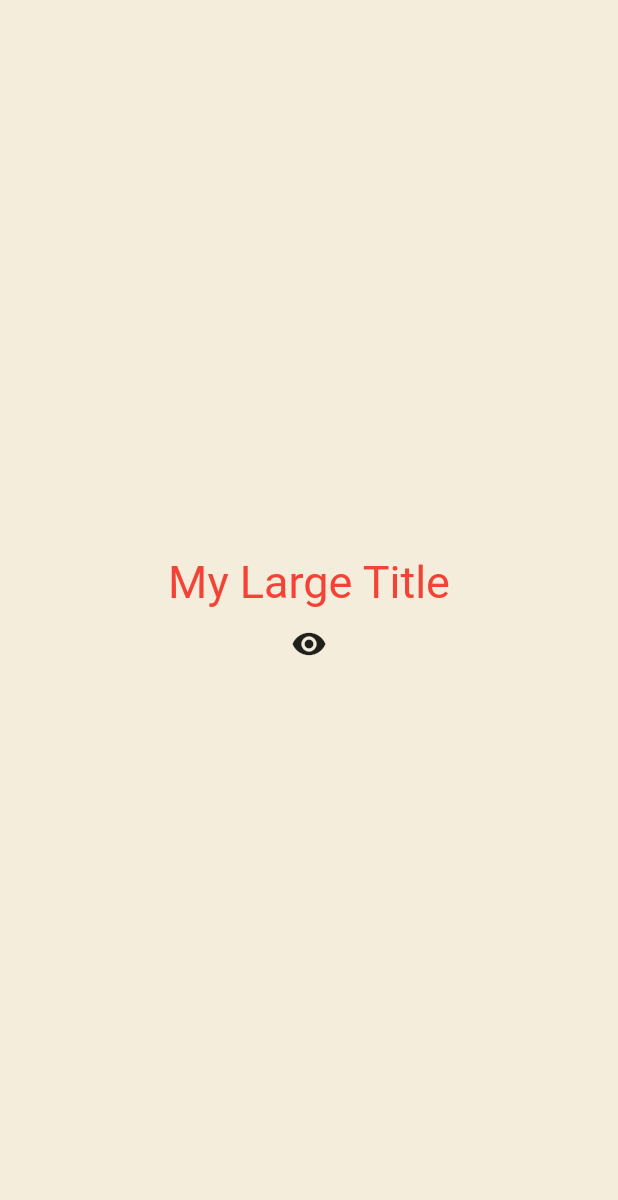
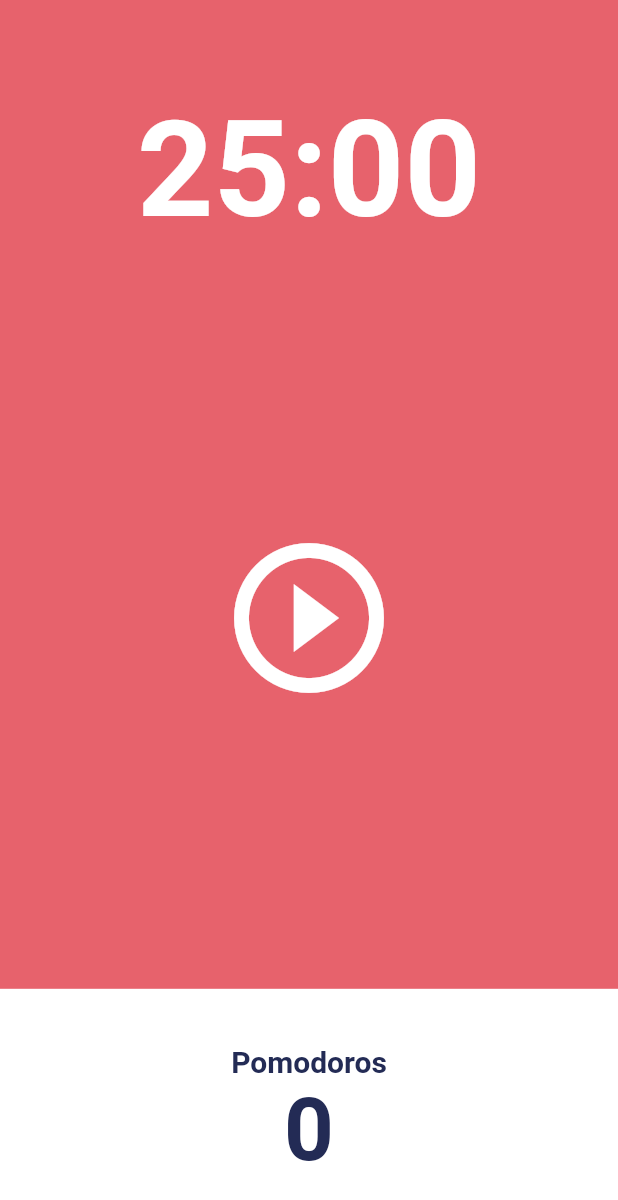
Before and after one commit to hytenic/flutter-webtoon, a Flutter app: the screen it shows after launch, on a phone screen of 412 x 824 dp. Shown: the top 1200 px of the screen. Run offline on Flutter 3.47's test engine with Material 2 defaults, Android fonts, the phone set to English and light mode, and no system bars.

Commit message:
feat(src): pomodoro screen

```diff
--- /dev/null
+++ b/lib/_main stateful.dart
@@ -0,0 +1,82 @@
+import 'package:flutter/material.dart';
+
+void main() {
+  runApp(const App());
+}
+
+class App extends StatefulWidget {
+  const App({super.key});
+
+  @override
+  State<App> createState() => _AppState();
+}
+
+class _AppState extends State<App> {
+  bool showTitle = true;
+
+  void toggleTitle() {
+    setState(() {
+      showTitle = !showTitle;
+    });
+  }
+
+  @override
+  Widget build(BuildContext context) {
+    return MaterialApp(
+      theme: ThemeData(
+        textTheme: const TextTheme(
+          titleLarge: TextStyle(
+            color: Colors.red,
+          ),
+        ),
+      ),
+      home: Scaffold(
+        backgroundColor: const Color(0xFFF4EDDB),
+        body: Center(
+          child: Column(
+            mainAxisAlignment: MainAxisAlignment.center,
+            children: [
+              showTitle ? const MyLargeTitle() : const Text('Nothing'),
+              IconButton(
+                  onPressed: toggleTitle,
+                  icon: const Icon(Icons.remove_red_eye))
+            ],
+          ),
+        ),
+      ),
+    );
+  }
+}
+
+class MyLargeTitle extends StatefulWidget {
+  const MyLargeTitle({
+    super.key,
+  });
+
+  @override
+  State<MyLargeTitle> createState() => _MyLargeTitleState();
+}
+
+class _MyLargeTitleState extends State<MyLargeTitle> {
+  @override
+  void initState() {
+    super.initState();
+  }
+
+  @override
+  void dispose() {
+    // TODO: implement dispose
+    super.dispose();
+  }
+
+  @override
+  Widget build(BuildContext context) {
+    return Text(
+      'My Large Title',
+      style: TextStyle(
+        fontSize: 30,
+        color: Theme.of(context).textTheme.titleLarge?.color,
+      ),
+    );
+  }
+}
--- a/lib/main.dart
+++ b/lib/main.dart
@@ -1,82 +1,22 @@
 import 'package:flutter/material.dart';
+import 'package:flutter_webtoon/screens/home_screen.dart';
 
 void main() {
   runApp(const App());
 }
 
-class App extends StatefulWidget {
+class App extends StatelessWidget {
   const App({super.key});
-
-  @override
-  State<App> createState() => _AppState();
-}
-
-class _AppState extends State<App> {
-  bool showTitle = true;
-
-  void toggleTitle() {
-    setState(() {
-      showTitle = !showTitle;
-    });
-  }
 
   @override
   Widget build(BuildContext context) {
     return MaterialApp(
-      theme: ThemeData(
-        textTheme: const TextTheme(
-          titleLarge: TextStyle(
-            color: Colors.red,
-          ),
+        theme: ThemeData(
+          textTheme: const TextTheme(
+              displayLarge: TextStyle(color: Color(0xFF232B55))),
+          colorScheme:
+              ColorScheme.fromSwatch(backgroundColor: const Color(0xFFE7626C)),
         ),
-      ),
-      home: Scaffold(
-        backgroundColor: const Color(0xFFF4EDDB),
-        body: Center(
-          child: Column(
-            mainAxisAlignment: MainAxisAlignment.center,
-            children: [
-              showTitle ? const MyLargeTitle() : const Text('Nothing'),
-              IconButton(
-                  onPressed: toggleTitle,
-                  icon: const Icon(Icons.remove_red_eye))
-            ],
-          ),
-        ),
-      ),
-    );
+        home: const HomeScreen());
   }
 }
-
-class MyLargeTitle extends StatefulWidget {
-  const MyLargeTitle({
-    super.key,
-  });
-
-  @override
-  State<MyLargeTitle> createState() => _MyLargeTitleState();
-}
-
-class _MyLargeTitleState extends State<MyLargeTitle> {
-  @override
-  void initState() {
-    super.initState();
-  }
-
-  @override
-  void dispose() {
-    // TODO: implement dispose
-    super.dispose();
-  }
-
-  @override
-  Widget build(BuildContext context) {
-    return Text(
-      'My Large Title',
-      style: TextStyle(
-        fontSize: 30,
-        color: Theme.of(context).textTheme.titleLarge?.color,
-      ),
-    );
-  }
-}
--- /dev/null
+++ b/lib/screens/home_screen.dart
@@ -0,0 +1,82 @@
+import 'package:flutter/material.dart';
+
+class HomeScreen extends StatefulWidget {
+  const HomeScreen({super.key});
+
+  @override
+  State<HomeScreen> createState() => _HomeScreenState();
+}
+
+class _HomeScreenState extends State<HomeScreen> {
+  @override
+  Widget build(BuildContext context) {
+    return Scaffold(
+      backgroundColor: Theme.of(context).colorScheme.background,
+      body: Column(
+        children: [
+          Flexible(
+            flex: 1,
+            child: Container(
+              alignment: Alignment.bottomCenter,
+              child: Text(
+                '25:00',
+                style: TextStyle(
+                    color: Theme.of(context).cardColor,
+                    fontSize: 89,
+                    fontWeight: FontWeight.w600),
+              ),
+            ),
+          ),
+          Flexible(
+            flex: 3,
+            child: Center(
+              child: IconButton(
+                iconSize: 120,
+                color: Theme.of(context).cardColor,
+                onPressed: () {},
+                icon: const Icon(Icons.play_circle_outline),
+              ),
+            ),
+          ),
+          Flexible(
+            flex: 1,
+            child: Row(
+              children: [
+                Expanded(
+                  child: Container(
+                    decoration: BoxDecoration(
+                      color: Theme.of(context).cardColor,
+                    ),
+                    child: Column(
+                      mainAxisAlignment: MainAxisAlignment.center,
+                      children: [
+                        Text(
+                          'Pomodoros',
+                          style: TextStyle(
+                            fontSize: 20,
+                            fontWeight: FontWeight.w600,
+                            color:
+                                Theme.of(context).textTheme.displayLarge!.color,
+                          ),
+                        ),
+                        Text(
+                          '0',
+                          style: TextStyle(
+                            fontSize: 58,
+                            fontWeight: FontWeight.w600,
+                            color:
+                                Theme.of(context).textTheme.displayLarge!.color,
+                          ),
+                        ),
+                      ],
+                    ),
+                  ),
+                ),
+              ],
+            ),
+          ),
+        ],
+      ),
+    );
+  }
+}
```
